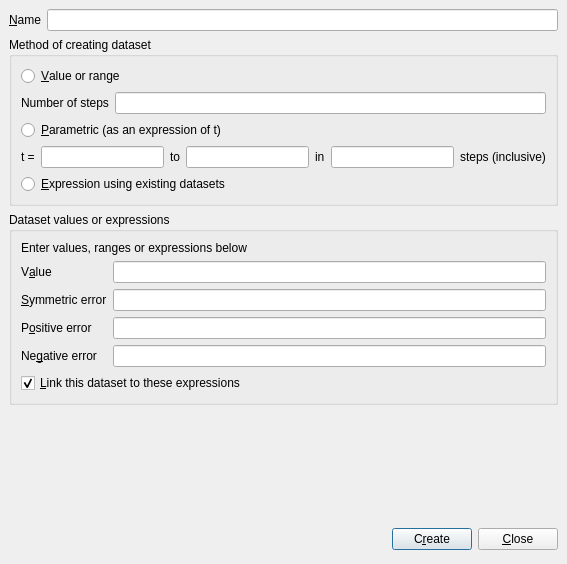
First picture: the form in dialogs/datacreate.ui, repository veusz/veusz, before the edit.
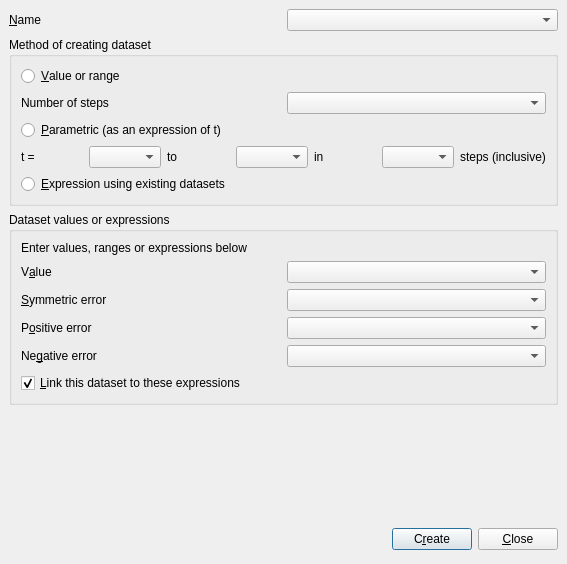
Second picture: the form after the edit. Custom widgets are drawn as their Qt base class.

Commit message: Use HistoryCombo for data create dialog

Patch:
```diff
--- a/dialogs/datacreate.ui
+++ b/dialogs/datacreate.ui
@@ -38,7 +38,7 @@
       </widget>
      </item>
      <item>
-      <widget class="QLineEdit" name="nameedit" />
+      <widget class="HistoryCombo" name="nameedit" />
      </item>
     </layout>
    </item>
@@ -83,7 +83,7 @@
          </widget>
         </item>
         <item>
-         <widget class="QLineEdit" name="numstepsedit" />
+         <widget class="HistoryCombo" name="numstepsedit" />
         </item>
        </layout>
       </item>
@@ -110,7 +110,7 @@
          </widget>
         </item>
         <item>
-         <widget class="QLineEdit" name="tstartedit" />
+         <widget class="HistoryCombo" name="tstartedit" />
         </item>
         <item>
          <widget class="QLabel" name="label_4" >
@@ -120,7 +120,7 @@
          </widget>
         </item>
         <item>
-         <widget class="QLineEdit" name="tendedit" />
+         <widget class="HistoryCombo" name="tendedit" />
         </item>
         <item>
          <widget class="QLabel" name="label_5" >
@@ -130,7 +130,7 @@
          </widget>
         </item>
         <item>
-         <widget class="QLineEdit" name="tstepsedit" />
+         <widget class="HistoryCombo" name="tstepsedit" />
         </item>
         <item>
          <widget class="QLabel" name="label_6" >
@@ -182,13 +182,13 @@
          <number>6</number>
         </property>
         <item row="1" column="1" >
-         <widget class="QLineEdit" name="symerroredit" />
+         <widget class="HistoryCombo" name="symerroredit" />
         </item>
         <item row="3" column="1" >
-         <widget class="QLineEdit" name="negerroredit" />
+         <widget class="HistoryCombo" name="negerroredit" />
         </item>
         <item row="0" column="1" >
-         <widget class="QLineEdit" name="valueedit" />
+         <widget class="HistoryCombo" name="valueedit" />
         </item>
         <item row="3" column="0" >
          <widget class="QLabel" name="label_11" >
@@ -231,7 +231,7 @@
          </widget>
         </item>
         <item row="2" column="1" >
-         <widget class="QLineEdit" name="poserroredit" />
+         <widget class="HistoryCombo" name="poserroredit" />
         </item>
        </layout>
       </item>
@@ -294,6 +294,13 @@
    </item>
   </layout>
  </widget>
+ <customwidgets>
+  <customwidget>
+   <class>HistoryCombo</class>
+   <extends>QComboBox</extends>
+   <header>historycombo.h</header>
+  </customwidget>
+ </customwidgets>
  <tabstops>
   <tabstop>nameedit</tabstop>
   <tabstop>valueradio</tabstop>
```
Left out of the diff: 6 changed lines with no effect on the pictures. The commit also changes 1 other file.
